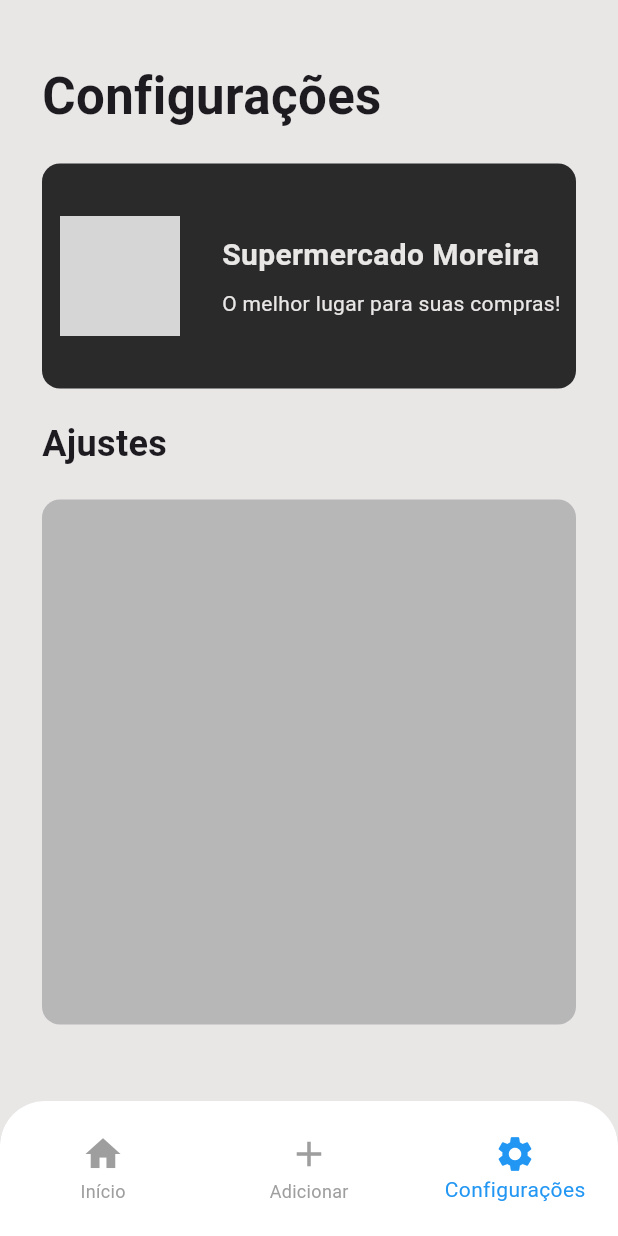
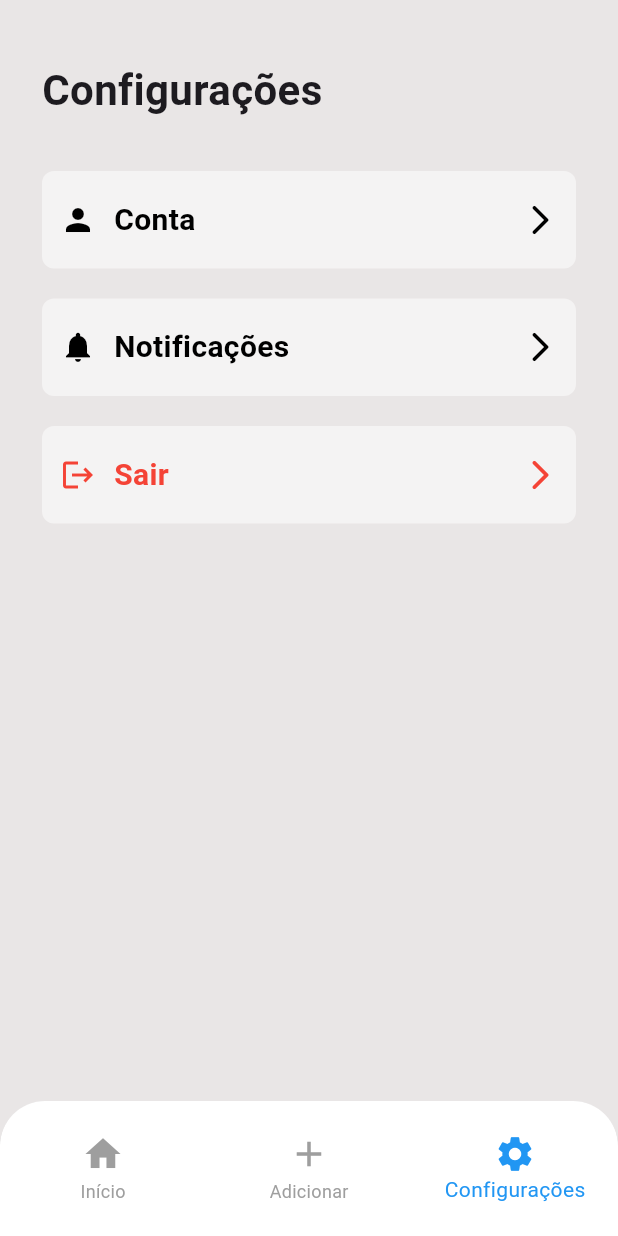
Before and after one commit to formatechsolutions/Buscador-de-pre-o, a Flutter app: the screen it shows after launch, swiped to page 3, on a phone screen of 412 x 824 dp. Run offline on Flutter 3.47's test engine with Material 3 defaults, Android fonts, the phone set to English and light mode, and no system bars; our stand-ins replace flutter_secure_storage, get, permission_handler, shared_preferences; missing offline and left inert: barcode_scan2; grey boxes are pictures that could not be loaded.

Commit message:
Logout button

```diff
--- a/lib/core/pages/home/home_page.dart
+++ b/lib/core/pages/home/home_page.dart
@@ -48,16 +48,4 @@ class HomePage extends StatelessWidget {
       ),
     );
   }
-
-  Widget _buildPage(String title, Color color) {
-    return Container(
-      color: color,
-      child: Center(
-        child: Text(
-          title,
-          style: const TextStyle(fontSize: 32, color: Colors.white),
-        ),
-      ),
-    );
-  }
 }
--- a/lib/core/pages/home/screens/add_product_page_screen.dart
+++ b/lib/core/pages/home/screens/add_product_page_screen.dart
@@ -4,7 +4,7 @@ import 'package:busca_preco/core/pages/custom/colors_controller.dart';
 import 'package:permission_handler/permission_handler.dart';
 
 class AddProductPageScreen extends StatelessWidget {
-  const AddProductPageScreen({Key? key}) : super(key: key);
+  const AddProductPageScreen({super.key});
 
   Future<void> _checkCameraPermission(BuildContext context) async {
     final permission = Permission.camera;
--- /dev/null
+++ b/lib/core/pages/home/screens/components/label_buttons.dart
@@ -0,0 +1,70 @@
+import 'package:busca_preco/core/pages/custom/colors_controller.dart';
+import 'package:flutter/material.dart';
+
+enum TypeButtonLabel { primary, secondary, logout }
+
+class LabelButtons extends StatelessWidget {
+  final TypeButtonLabel type;
+  final String title;
+  final IconData prefixIcon;
+  final IconData suffixIcon;
+  final VoidCallback? onTap;
+
+  const LabelButtons(
+      {super.key,
+      required this.type,
+      required this.title,
+      required this.prefixIcon,
+      required this.suffixIcon,
+      this.onTap});
+
+  @override
+  Widget build(BuildContext context) {
+    return GestureDetector(
+      onTap: onTap,
+      child: Container(
+        padding: const EdgeInsets.symmetric(horizontal: 12, vertical: 18),
+        decoration: BoxDecoration(
+          color: ColorsTheme.backgroundWhite.withOpacity(0.5),
+          borderRadius: BorderRadius.circular(8),
+        ),
+        child: Row(children: [
+          Icon(
+            type == TypeButtonLabel.primary
+                ? prefixIcon
+                : type == TypeButtonLabel.logout
+                    ? Icons.logout
+                    : prefixIcon,
+            color: type == TypeButtonLabel.primary
+                ? ColorsTheme.textBlack
+                : type == TypeButtonLabel.logout
+                    ? Colors.red
+                    : ColorsTheme.textBlack,
+          ),
+          const SizedBox(width: 12),
+          Text(
+            title,
+            style: TextStyle(
+              color: type == TypeButtonLabel.primary
+                  ? ColorsTheme.textBlack
+                  : type == TypeButtonLabel.logout
+                      ? Colors.red
+                      : ColorsTheme.textBlack,
+              fontSize: 20,
+              fontWeight: FontWeight.bold,
+            ),
+          ),
+          const Spacer(),
+          Icon(
+            suffixIcon,
+            color: type == TypeButtonLabel.primary
+                ? ColorsTheme.textBlack
+                : type == TypeButtonLabel.logout
+                    ? Colors.red
+                    : ColorsTheme.textBlack,
+          ),
+        ]),
+      ),
+    );
+  }
+}
--- a/lib/core/pages/home/screens/config_page_screen.dart
+++ b/lib/core/pages/home/screens/config_page_screen.dart
@@ -1,9 +1,13 @@
 import 'package:busca_preco/core/pages/custom/colors_controller.dart';
-import 'package:busca_preco/core/pages/custom/text/custom_categories_title.dart';
+import 'package:busca_preco/core/pages/home/screens/components/label_buttons.dart';
+import 'package:busca_preco/core/pages/home/screens/controllers/config_page_controller.dart';
 import 'package:flutter/material.dart';
+import 'package:get/get.dart';
 
 class ConfigPageScreen extends StatelessWidget {
-  const ConfigPageScreen({super.key});
+  ConfigPageScreen({super.key});
+
+  final ConfigPageController _controller = Get.put(ConfigPageController());
 
   @override
   Widget build(BuildContext context) {
@@ -17,71 +21,21 @@ class ConfigPageScreen extends StatelessWidget {
             Text(
               'Configurações',
               style: const TextStyle(
-                fontSize: 34,
+                fontSize: 28,
                 fontWeight: FontWeight.bold,
               ),
             ),
-            const SizedBox(height: 20),
-            Container(
-              height: 150,
-              width: double.maxFinite,
-              decoration: BoxDecoration(
-                color: ColorsTheme.textGrey,
-                borderRadius: BorderRadius.circular(12),
-              ),
-              child: Row(
-                children: [
-                  Padding(
-                    padding: const EdgeInsets.all(12.0),
-                    child: ClipRRect(
-                      borderRadius: BorderRadius.circular(12),
-                      child: Image.network(
-                        'https://via.placeholder.com/80',
-                        width: 80,
-                        height: 80,
-                        fit: BoxFit.contain,
-                      ),
-                    ),
-                  ),
-                  const SizedBox(width: 16),
-                  Expanded(
-                    child: Column(
-                      mainAxisAlignment: MainAxisAlignment.center,
-                      crossAxisAlignment: CrossAxisAlignment.start,
-                      children: [
-                        Text(
-                          'Supermercado Moreira',
-                          style: TextStyle(
-                            color: ColorsTheme.backgroundApp,
-                            fontSize: 20,
-                            fontWeight: FontWeight.bold,
-                          ),
-                        ),
-                        const SizedBox(height: 8),
-                        Text(
-                          'O melhor lugar para suas compras!',
-                          style: TextStyle(
-                            color: ColorsTheme.backgroundApp,
-                            fontSize: 14,
-                          ),
-                        ),
-                      ],
-                    ),
-                  ),
-                ],
-              ),
+            const SizedBox(height: 34),
+            Column(
+              children: [
+                LabelButtons(type: TypeButtonLabel.primary, title: 'Conta', prefixIcon: Icons.person, suffixIcon: Icons.arrow_forward_ios_rounded),
+                const SizedBox(height: 20),
+                LabelButtons(type: TypeButtonLabel.primary, title: 'Notificações', prefixIcon: Icons.notifications, suffixIcon: Icons.arrow_forward_ios_rounded),
+                const SizedBox(height: 20),
+                LabelButtons(type: TypeButtonLabel.logout, title: 'Sair', prefixIcon: Icons.logout, suffixIcon: Icons.arrow_forward_ios_rounded, onTap: () => _controller.logout()),
+              ],
             ),
             const SizedBox(height: 20),
-            CustomCategoriesTitle(title: 'Ajustes'),
-            const SizedBox(height: 20),
-            Container(
-              height: 350,
-              width: double.maxFinite,
-              decoration: BoxDecoration(
-                color: ColorsTheme.buttonGrey,
-                borderRadius: BorderRadius.circular(12),
-              ),
-            ),
           ],
         ),
       ),
--- /dev/null
+++ b/lib/core/pages/home/screens/controllers/config_page_controller.dart
@@ -0,0 +1,12 @@
+import 'package:get/get.dart';
+import 'package:shared_preferences/shared_preferences.dart';
+
+class ConfigPageController extends GetxController {
+  Future<void> logout() async {
+    final SharedPreferences prefs = await SharedPreferences.getInstance();
+
+    await prefs.remove('user');
+
+    Get.offAllNamed('/login');
+  }
+}
```
